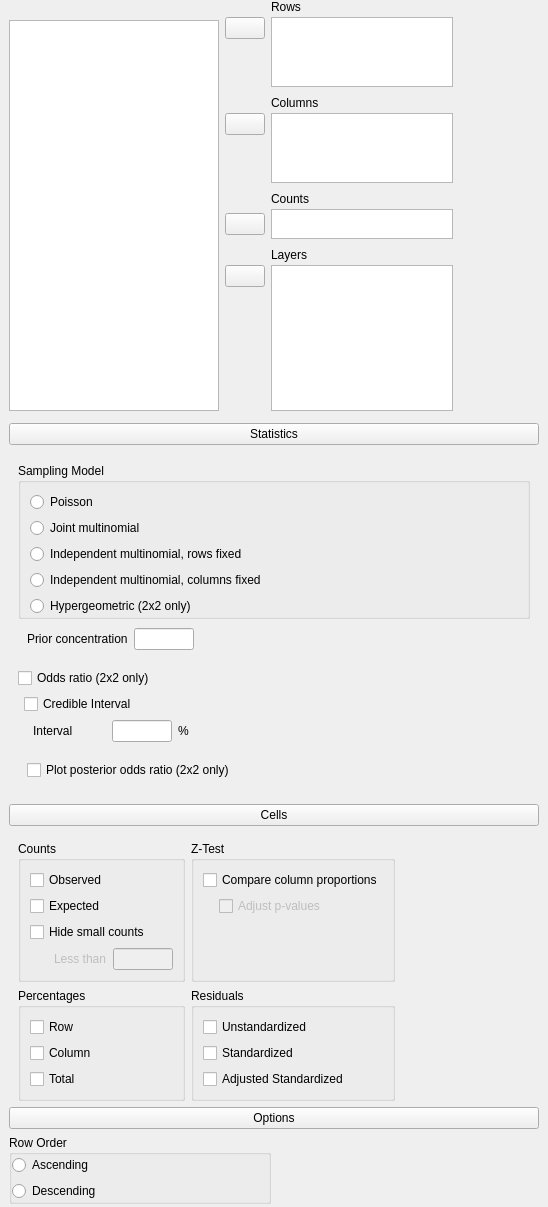
Above: JASP-Desktop/analysisforms/crosstabsbayesianform.ui from jasp-stats/jasp-desktop before the change. Below: the same form after it.
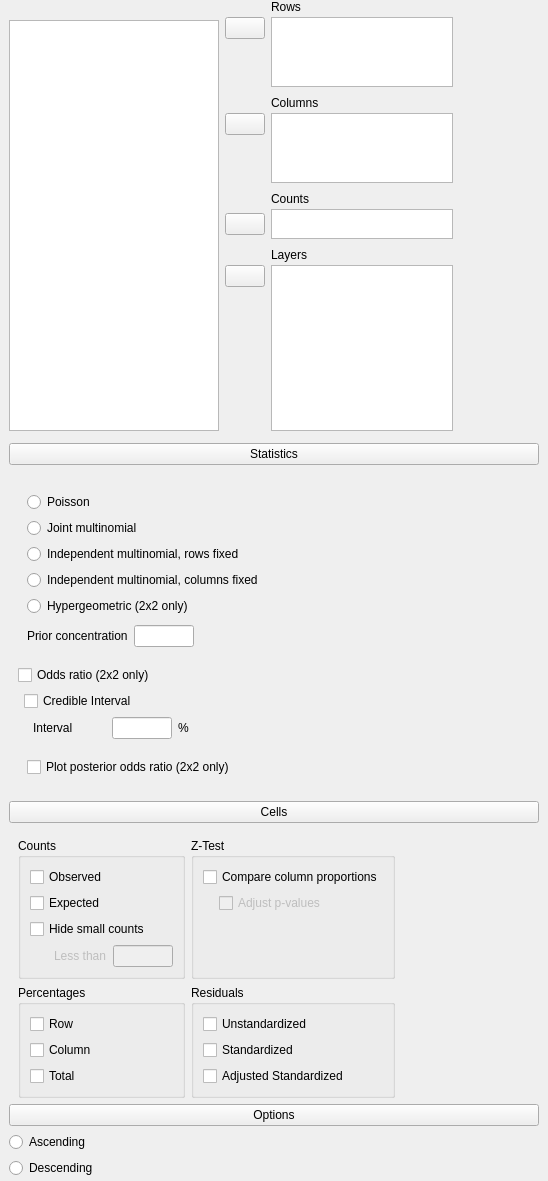
That is the form after the change. Custom widgets are drawn as their Qt base class.

Diff of the .ui file:
```diff
--- a/JASP-Desktop/analysisforms/crosstabsbayesianform.ui
+++ b/JASP-Desktop/analysisforms/crosstabsbayesianform.ui
@@ -433,13 +433,10 @@
           <number>0</number>
          </property>
          <item row="1" column="0">
-          <widget class="QGroupBox" name="groupBox_3">
+          <widget class="GroupBox" name="groupBox_3">
            <property name="title">
             <string>Percentages</string>
            </property>
-           <property name="flat">
-            <bool>true</bool>
-           </property>
            <layout class="QGridLayout" name="gridLayout_7">
             <item row="0" column="0">
              <widget class="BoundCheckBox" name="percentages_row">
@@ -466,13 +463,10 @@
           </widget>
          </item>
          <item row="1" column="1">
-          <widget class="QGroupBox" name="groupBox_4">
+          <widget class="GroupBox" name="groupBox_4">
            <property name="title">
             <string>Residuals</string>
            </property>
-           <property name="flat">
-            <bool>true</bool>
-           </property>
            <layout class="QGridLayout" name="gridLayout_8">
             <item row="0" column="0">
              <widget class="BoundCheckBox" name="residuals_unstandardized">
@@ -503,9 +497,6 @@
            <property name="title">
             <string>Counts</string>
            </property>
-           <property name="flat">
-            <bool>true</bool>
-           </property>
            <layout class="QGridLayout" name="gridLayout_5">
             <item row="0" column="0" colspan="2">
              <widget class="BoundCheckBox" name="countsObserved">
@@ -569,9 +560,6 @@
            <property name="title">
             <string>Z-Test</string>
            </property>
-           <property name="flat">
-            <bool>true</bool>
-           </property>
            <layout class="QGridLayout" name="gridLayout_6">
             <item row="1" column="0">
              <widget class="QWidget" name="widget_13" native="true">
@@ -642,11 +630,11 @@
        </widget>
       </item>
       <item row="1" column="0">
-       <widget class="BoundGroupBox" name="rowOrder">
-        <property name="title">
+       <widget class="BoundGroupBox" name="rowOrder" native="true">
+        <property name="title" stdset="0">
          <string>Row Order</string>
         </property>
-        <property name="flat">
+        <property name="flat" stdset="0">
          <bool>true</bool>
         </property>
         <layout class="QGridLayout" name="gridLayout_21">
@@ -785,11 +773,11 @@
           </widget>
          </item>
          <item row="0" column="0" colspan="3">
-          <widget class="BoundGroupBox" name="samplingModel">
-           <property name="title">
+          <widget class="BoundGroupBox" name="samplingModel" native="true">
+           <property name="title" stdset="0">
             <string>Sampling Model</string>
            </property>
-           <property name="flat">
+           <property name="flat" stdset="0">
             <bool>true</bool>
            </property>
            <layout class="QGridLayout" name="gridLayout_13">
@@ -924,6 +912,12 @@
    <extends>QCheckBox</extends>
    <header>widgets/boundcheckbox.h</header>
   </customwidget>
+  <customwidget>
+   <class>GroupBox</class>
+   <extends>QGroupBox</extends>
+   <header>widgets/groupbox.h</header>
+   <container>1</container>
+  </customwidget>
   <customwidget>
    <class>BoundTextBox</class>
    <extends>QLineEdit</extends>
@@ -931,7 +925,7 @@
   </customwidget>
   <customwidget>
    <class>BoundGroupBox</class>
-   <extends>QGroupBox</extends>
+   <extends>QWidget</extends>
    <header>widgets/boundgroupbox.h</header>
    <container>1</container>
   </customwidget>
```
